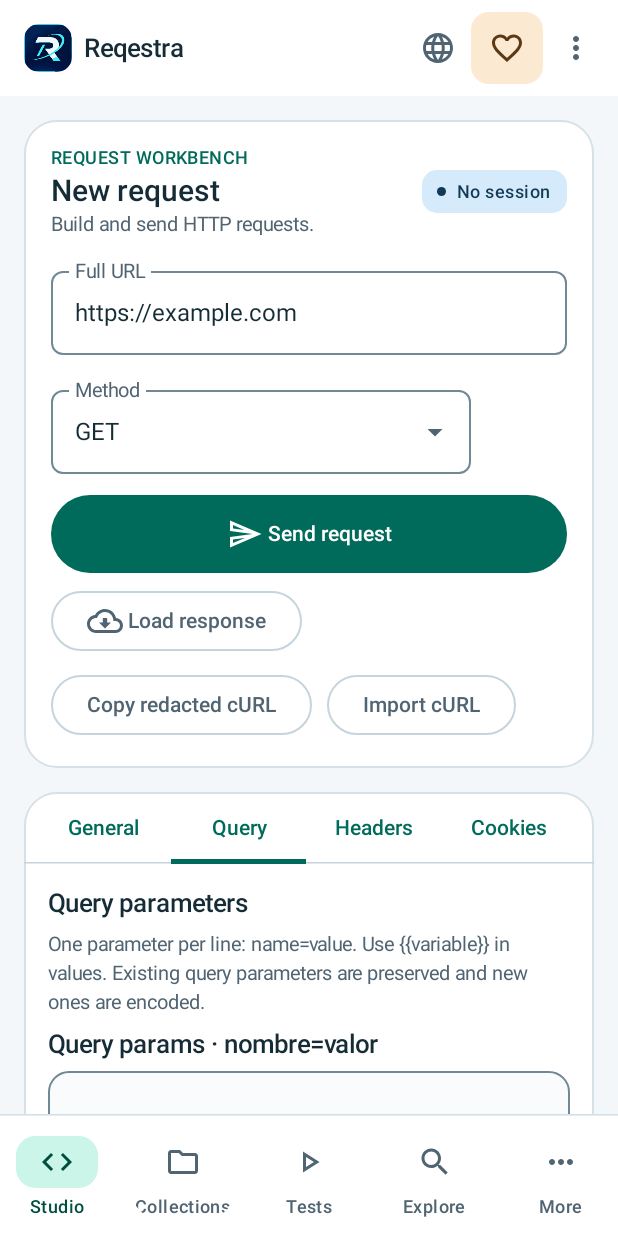
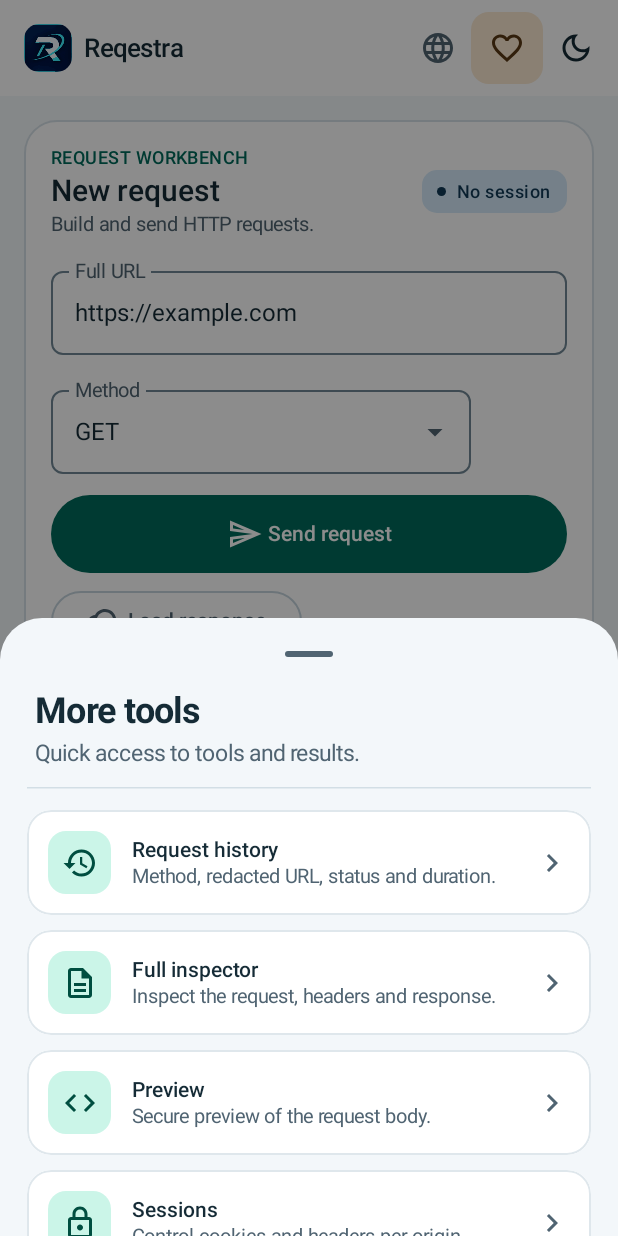
Before and after one commit to IsdarlinM/ReqestraMobileHTTP, an Android app built with Jetpack Compose: the screen it shows after launch (MainActivity), tab 2 chosen, on a phone screen of 412 x 824 dp. Run offline under Robolectric (Android 15) with nearby library versions, the phone set to English and light mode, and no system bars; pictures from the network do not load.

Commit message:
feat(android): refine menu palette, single entry, persistent light mode and subtle touch feedback

```diff
--- a/app/build.gradle.kts
+++ b/app/build.gradle.kts
@@ -22,8 +22,8 @@ android {
         applicationId = "com.imr.reqestra"
         minSdk = 26
         targetSdk = 36
-        versionCode = 7
-        versionName = "3.4.0"
+        versionCode = 8
+        versionName = "3.4.1"
         buildConfigField("String", "PAYPAL_HOSTED_BUTTON_ID", "\"$paypalHostedButtonId\"")
         testInstrumentationRunner = "androidx.test.runner.AndroidJUnitRunner"
         vectorDrawables.useSupportLibrary = true
--- a/app/src/main/java/com/imr/reqestra/MainActivity.kt
+++ b/app/src/main/java/com/imr/reqestra/MainActivity.kt
@@ -4,13 +4,51 @@ import android.os.Bundle
 import androidx.activity.ComponentActivity
 import androidx.activity.compose.setContent
 import androidx.activity.enableEdgeToEdge
+import androidx.compose.foundation.isSystemInDarkTheme
+import androidx.compose.runtime.SideEffect
+import androidx.compose.runtime.getValue
+import androidx.compose.runtime.mutableStateOf
+import androidx.compose.runtime.remember
+import androidx.compose.runtime.saveable.rememberSaveable
+import androidx.compose.runtime.setValue
+import androidx.core.view.WindowCompat
 import com.imr.reqestra.presentation.ReqestraApp
 import com.imr.reqestra.presentation.theme.ReqestraTheme
+import com.imr.reqestra.presentation.theme.UiThemePreference
 
 class MainActivity : ComponentActivity() {
     override fun onCreate(savedInstanceState: Bundle?) {
         super.onCreate(savedInstanceState)
         enableEdgeToEdge()
-        setContent { ReqestraTheme { ReqestraApp() } }
+        setContent {
+            val preferences = remember {
+                getSharedPreferences("reqestra_ui", MODE_PRIVATE)
+            }
+            // Follow system appearance until the user explicitly chooses a theme.
+            var chosenMode by rememberSaveable {
+                mutableStateOf(preferences.getString(UiThemePreference.KEY, UiThemePreference.SYSTEM)
+                    ?: UiThemePreference.SYSTEM)
+            }
+            val darkTheme = UiThemePreference.isDark(chosenMode, isSystemInDarkTheme())
+
+            // Keep status/navigation bar icons legible when changing modes in-app.
+            SideEffect {
+                WindowCompat.getInsetsController(window, window.decorView).apply {
+                    isAppearanceLightStatusBars = !darkTheme
+                    isAppearanceLightNavigationBars = !darkTheme
+                }
+            }
+
+            ReqestraTheme(darkTheme = darkTheme) {
+                ReqestraApp(
+                    darkTheme = darkTheme,
+                    onToggleTheme = {
+                        val next = UiThemePreference.toggled(darkTheme)
+                        chosenMode = next
+                        preferences.edit().putString(UiThemePreference.KEY, next).apply()
+                    },
+                )
+            }
+        }
     }
 }
--- a/app/src/main/java/com/imr/reqestra/presentation/ReqestraApp.kt
+++ b/app/src/main/java/com/imr/reqestra/presentation/ReqestraApp.kt
@@ -31,13 +31,13 @@ import androidx.compose.material.icons.Icons
 import androidx.compose.material.icons.outlined.Code
 import androidx.compose.material.icons.outlined.Folder
 import androidx.compose.material.icons.outlined.Search
-import androidx.compose.material.icons.outlined.MoreVert
+import androidx.compose.material.icons.outlined.LightMode
+import androidx.compose.material.icons.outlined.DarkMode
 import androidx.compose.material.icons.outlined.Language
 import androidx.compose.material.icons.outlined.FavoriteBorder
 import androidx.compose.material.icons.outlined.MoreHoriz
 import androidx.compose.material.icons.outlined.PlayArrow
 import androidx.compose.material3.ButtonDefaults
-import androidx.compose.material3.TextButton
 import androidx.compose.material3.FilledTonalButton
 import androidx.compose.material3.TopAppBar
 import androidx.compose.material3.DropdownMenu
@@ -48,6 +48,9 @@ import androidx.compose.material3.IconButton
 import androidx.compose.material3.MaterialTheme
 import androidx.compose.material3.NavigationBar
 import androidx.compose.material3.Scaffold
+import androidx.compose.foundation.clickable
+import androidx.compose.foundation.interaction.MutableInteractionSource
+import androidx.compose.foundation.interaction.collectIsPressedAsState
 import androidx.compose.material3.Text
 import androidx.compose.material3.TopAppBarDefaults
 import androidx.compose.runtime.Composable
@@ -62,6 +65,7 @@ import androidx.compose.ui.platform.LocalContext
 import androidx.compose.ui.res.painterResource
 import androidx.compose.ui.semantics.semantics
 import androidx.compose.ui.semantics.selected
+import androidx.compose.ui.semantics.Role
 import androidx.compose.ui.text.style.TextOverflow
 import androidx.compose.ui.Alignment
 import androidx.compose.ui.unit.dp
@@ -81,7 +85,11 @@ import com.imr.reqestra.presentation.support.SupportScreen
 
 @OptIn(ExperimentalMaterial3Api::class)
 @Composable
-fun ReqestraApp(viewModel: MainViewModel = viewModel()) {
+fun ReqestraApp(
+    darkTheme: Boolean,
+    onToggleTheme: () -> Unit,
+    viewModel: MainViewModel = viewModel(),
+) {
     val state by viewModel.uiState.collectAsStateWithLifecycle()
     var openMenu by remember { mutableStateOf(false) }
     var openLanguageMenu by remember { mutableStateOf(false) }
@@ -179,8 +187,15 @@ fun ReqestraApp(viewModel: MainViewModel = viewModel()) {
                             Text(tr("Donar"), style = MaterialTheme.typography.labelLarge, maxLines = 1)
                         }
                     }
-                    IconButton(onClick = { openMenu = true }) {
-                        Icon(Icons.Outlined.MoreVert, contentDescription = tr("Más herramientas"))
+                    IconButton(
+                        onClick = onToggleTheme,
+                        modifier = Modifier.size(48.dp),
+                    ) {
+                        Icon(
+                            imageVector = if (darkTheme) Icons.Outlined.LightMode else Icons.Outlined.DarkMode,
+                            contentDescription = if (darkTheme) tr("Modo claro") else tr("Modo oscuro"),
+                            tint = MaterialTheme.colorScheme.onSurface,
+                        )
                     }
                 },
                 colors = TopAppBarDefaults.topAppBarColors(
@@ -341,31 +356,58 @@ fun ReqestraApp(viewModel: MainViewModel = viewModel()) {
 }
 
 @Composable
-private fun RowScope.SectionItem(selected: Boolean, label: String, icon: @Composable () -> Unit, onClick: () -> Unit) {
-    TextButton(
-        onClick = onClick,
-        modifier = Modifier.weight(1f).heightIn(min = 64.dp).semantics { this.selected = selected },
-        colors = ButtonDefaults.textButtonColors(
-            contentColor = if (selected) MaterialTheme.colorScheme.onPrimaryContainer
-                else MaterialTheme.colorScheme.onSurfaceVariant,
-        ),
-        contentPadding = PaddingValues(horizontal = 1.dp, vertical = 5.dp),
+private fun RowScope.SectionItem(
+    selected: Boolean,
+    label: String,
+    icon: @Composable () -> Unit,
+    onClick: () -> Unit,
+) {
+    // No oversized ripple/pointer highlight: a subtle background responds to touch.
+    val interactionSource = remember { MutableInteractionSource() }
+    val pressed by interactionSource.collectIsPressedAsState()
+    val palette = MaterialTheme.colorScheme
+    val touchBackground = if (pressed) palette.surfaceVariant.copy(alpha = 0.55f)
+        else Color.Transparent
+
+    Column(
+        modifier = Modifier.weight(1f)
+            .heightIn(min = 64.dp)
+            .padding(horizontal = 2.dp, vertical = 3.dp)
+            .clip(RoundedCornerShape(14.dp))
+            .background(touchBackground)
+            .clickable(
+                interactionSource = interactionSource,
+                indication = null,
+                role = Role.Tab,
+                onClick = onClick,
+            )
+            .semantics { this.selected = selected }
+            .padding(vertical = 5.dp),
+        horizontalAlignment = Alignment.CenterHorizontally,
+        verticalArrangement = Arrangement.spacedBy(3.dp),
     ) {
-        Column(
-            modifier = Modifier.fillMaxWidth(),
-            horizontalAlignment = Alignment.CenterHorizontally,
-            verticalArrangement = Arrangement.spacedBy(5.dp),
+        Box(
+            modifier = Modifier
+                .background(
+                    if (selected) palette.primaryContainer else Color.Transparent,
+                    RoundedCornerShape(12.dp),
+                )
+                .padding(horizontal = 15.dp, vertical = 6.dp),
+            contentAlignment = Alignment.Center,
         ) {
-            Box(
-                modifier = Modifier.background(
-                    if (selected) MaterialTheme.colorScheme.primaryContainer else Color.Transparent,
-                    RoundedCornerShape(13.dp),
-                ).padding(horizontal = 15.dp, vertical = 5.dp),
-                contentAlignment = Alignment.Center,
+            CompositionLocalProvider(
+                androidx.compose.material3.LocalContentColor provides
+                    if (selected) palette.onPrimaryContainer else palette.onSurfaceVariant,
             ) {
                 icon()
             }
-            Text(label, style = MaterialTheme.typography.labelSmall, maxLines = 1, overflow = TextOverflow.Ellipsis)
         }
+        Text(
+            text = label,
+            style = MaterialTheme.typography.labelSmall,
+            color = if (selected) palette.onSurface else palette.onSurfaceVariant,
+            maxLines = 1,
+            overflow = TextOverflow.Ellipsis,
+        )
     }
 }
--- a/app/src/main/java/com/imr/reqestra/presentation/i18n/ReqestraLanguages.kt
+++ b/app/src/main/java/com/imr/reqestra/presentation/i18n/ReqestraLanguages.kt
@@ -23,6 +23,12 @@ object ReqestraLanguages {
 
     // Record: [English fallback, Russian, Mandarin Chinese, Portuguese, French].
     private val catalog: Map<String, Array<String>> = mapOf(
+        "Modo claro" to arrayOf(
+            "Light mode", "Светлая тема", "浅色模式", "Modo claro", "Mode clair",
+        ),
+        "Modo oscuro" to arrayOf(
+            "Dark mode", "Тёмная тема", "深色模式", "Modo escuro", "Mode sombre",
+        ),
 
         "Donar" to arrayOf("Donate", "Поддержать", "捐赠", "Doar", "Faire un don"),
         "Acceso rápido a herramientas y resultados." to arrayOf(
--- /dev/null
+++ b/app/src/main/java/com/imr/reqestra/presentation/theme/UiThemePreference.kt
@@ -0,0 +1,17 @@
+package com.imr.reqestra.presentation.theme
+
+/** Local UI-only preference; does not affect API requests or other app settings. */
+object UiThemePreference {
+    const val KEY = "theme_mode"
+    const val SYSTEM = "system"
+    const val LIGHT = "light"
+    const val DARK = "dark"
+
+    fun isDark(mode: String?, systemDark: Boolean): Boolean = when (mode) {
+        DARK -> true
+        LIGHT -> false
+        else -> systemDark
+    }
+
+    fun toggled(currentlyDark: Boolean): String = if (currentlyDark) LIGHT else DARK
+}
```
Also changed, not shown: app/src/main/java/com/imr/reqestra/presentation/MoreToolsSheet.kt (+97 -32 lines), 4 other files.
